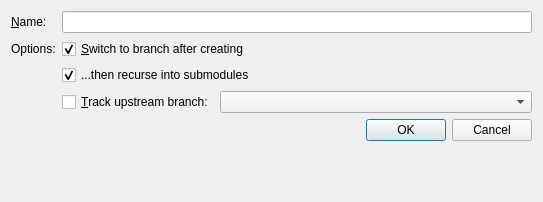
Old version of the form gitfourchette/forms/newbranchdialog.ui in the repository weblate/gitfourchette.
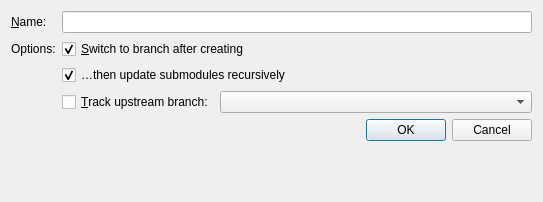
New version of the form.

The edit to the form file:
```diff
--- a/gitfourchette/forms/newbranchdialog.ui
+++ b/gitfourchette/forms/newbranchdialog.ui
@@ -105,7 +105,7 @@
    <item row="3" column="1">
     <widget class="QCheckBox" name="recurseSubmodulesCheckBox">
      <property name="text">
-      <string>...then recurse into submodules</string>
+      <string>…then update submodules recursively</string>
      </property>
      <property name="checked">
       <bool>true</bool>
```
